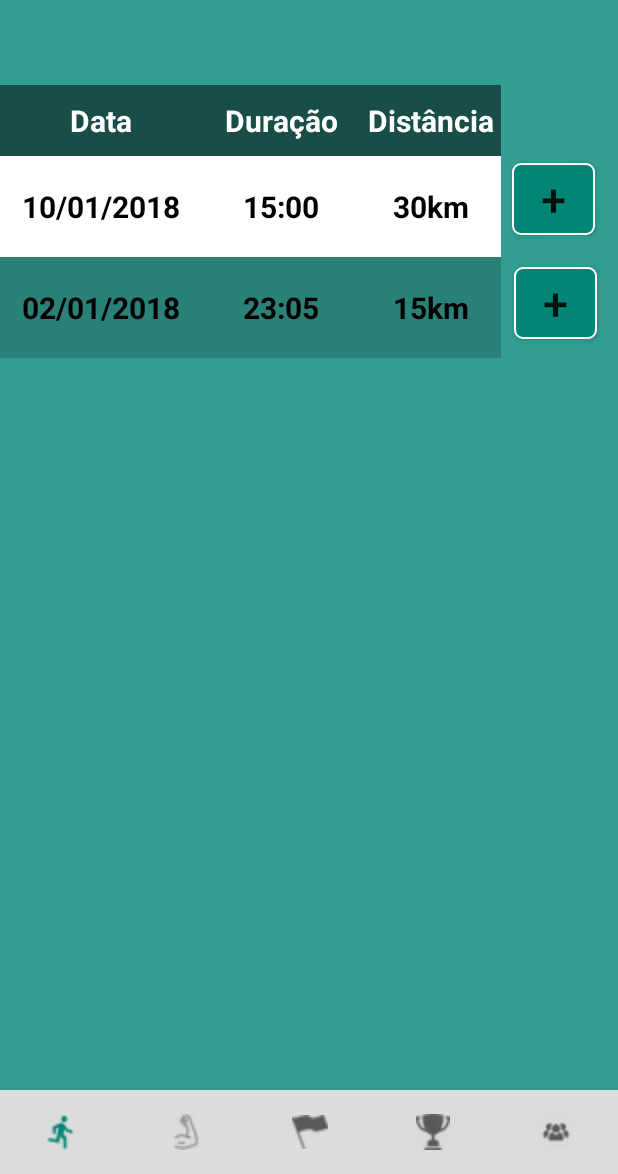
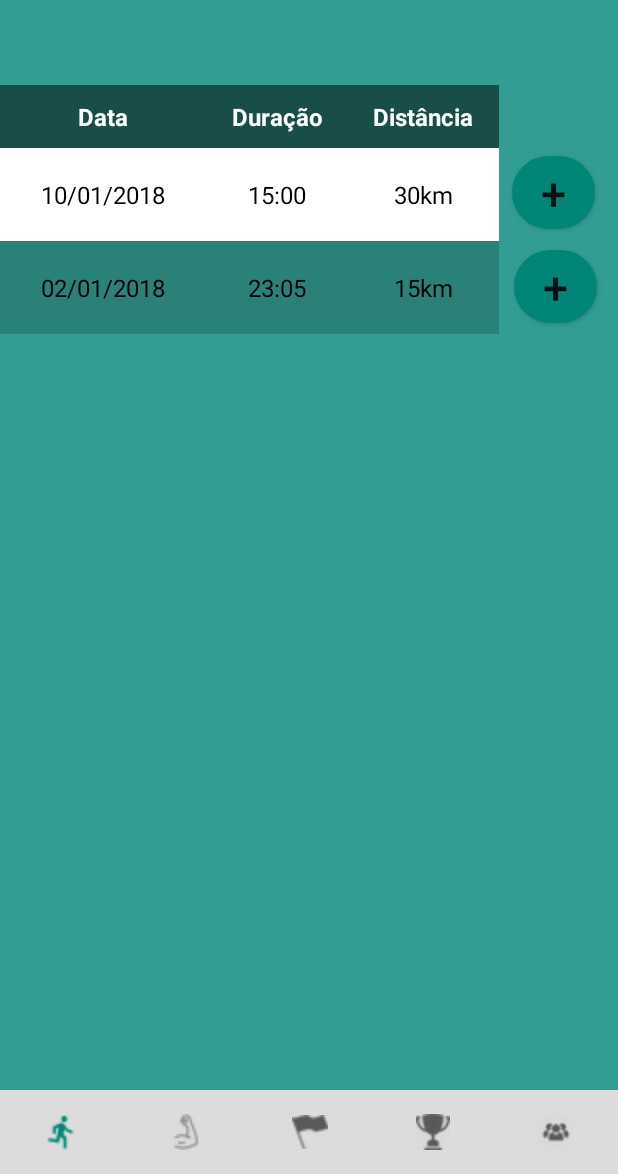
Before and after one commit to Badajaz/ActivityGO, an Android app: the fragment RunFragment placed in its activity, on a phone screen of 412 x 824 dp, the part 62-1236 px from its top. Run offline under Robolectric (Android 15) with nearby library versions, the phone set to English and light mode, and no system bars.

```diff
--- a/androidProjects - copia/app/src/main/res/layout/fragment_achievements.xml
+++ b/androidProjects - copia/app/src/main/res/layout/fragment_achievements.xml
@@ -36,7 +36,7 @@
             android:layout_marginEnd="50dp"
             android:fontFamily="sans-serif"
             android:gravity="center"
-            android:text="Caminhada:"
+            android:text="Caminhada"
             android:textAlignment="center"
             android:textSize="22sp"
             android:textStyle="bold"
--- a/androidProjects - copia/app/src/main/res/layout/fragment_run.xml
+++ b/androidProjects - copia/app/src/main/res/layout/fragment_run.xml
@@ -24,25 +24,25 @@
 
             <TextView
                 android:id="@+id/dataTextView"
-                android:text="@string/Data"
                 android:fontFamily="sans-serif"
-                android:textAlignment="center"
                 android:gravity="center"
                 android:padding="10dip"
+                android:text="@string/Data"
+                android:textAlignment="center"
                 android:textColor="@color/whiteLetters"
-                android:textStyle="bold"
-                android:textSize="20sp"/>
+                android:textSize="16sp"
+                android:textStyle="bold" />
 
             <TextView
                 android:id="@+id/duracaoTextView"
-                android:text="@string/Duracao"
                 android:fontFamily="sans-serif"
-                android:textAlignment="center"
                 android:gravity="center"
                 android:padding="10dip"
+                android:text="@string/Duracao"
+                android:textAlignment="center"
                 android:textColor="@color/whiteLetters"
-                android:textStyle="bold"
-                android:textSize="20sp" />
+                android:textSize="16sp"
+                android:textStyle="bold" />
 
             <TextView
                 android:id="@+id/distanciaTextView"
@@ -50,9 +50,8 @@
                 android:gravity="center"
                 android:padding="10dip"
                 android:text="@string/Distancia"
-                android:textAlignment="textStart"
                 android:textColor="@color/whiteLetters"
-                android:textSize="20sp"
+                android:textSize="16sp"
                 android:textStyle="bold" />
         </TableRow>
 
@@ -66,36 +65,33 @@
 
             <TextView
                 android:id="@+id/firstValueData"
-                android:text="10/01/2018"
                 android:fontFamily="sans-serif"
-                android:textAlignment="center"
                 android:gravity="center"
                 android:padding="20dip"
-                android:textColor="#000"
-                android:textStyle="bold"
-                android:textSize="20sp"/>
+                android:text="10/01/2018"
+                android:textAlignment="center"
+                android:textColor="#000000"
+                android:textSize="16sp" />
 
             <TextView
                 android:id="@+id/FirstValueDuration"
-                android:text="15:00"
                 android:fontFamily="sans-serif"
-                android:textAlignment="center"
                 android:gravity="center"
                 android:padding="20dip"
-                android:textColor="#000"
-                android:textStyle="bold"
-                android:textSize="20sp"/>
+                android:text="15:00"
+                android:textAlignment="center"
+                android:textColor="#000000"
+                android:textSize="16sp" />
 
             <TextView
                 android:id="@+id/firstValueDistance"
-                android:text="30km"
                 android:fontFamily="sans-serif"
-                android:textAlignment="center"
                 android:gravity="center"
                 android:padding="20dip"
-                android:textColor="#000"
-                android:textStyle="bold"
-                android:textSize="20sp" />
+                android:text="30km"
+                android:textAlignment="center"
+                android:textColor="#000000"
+                android:textSize="16sp" />
 
         </TableRow>
 
@@ -109,36 +105,33 @@
 
             <TextView
                 android:id="@+id/secondValueData"
-                android:text="02/01/2018"
                 android:fontFamily="sans-serif"
-                android:textAlignment="center"
                 android:gravity="center"
                 android:padding="20dip"
-                android:textColor="#000"
-                android:textStyle="bold"
-                android:textSize="20sp" />
+                android:text="02/01/2018"
+                android:textAlignment="center"
+                android:textColor="#000000"
+                android:textSize="16sp" />
 
             <TextView
                 android:id="@+id/secondValueDuration"
-                android:text="23:05"
                 android:fontFamily="sans-serif"
-                android:textAlignment="center"
                 android:gravity="center"
                 android:padding="20dip"
-                android:textColor="#000"
-                android:textStyle="bold"
-                android:textSize="20sp" />
+                android:text="23:05"
+                android:textAlignment="center"
+                android:textColor="#000000"
+                android:textSize="16sp" />
 
             <TextView
                 android:id="@+id/secondValueDistance"
-                android:text="15km"
                 android:fontFamily="sans-serif"
-                android:textAlignment="center"
                 android:gravity="center"
                 android:padding="20dip"
-                android:textColor="#000"
-                android:textStyle="bold"
-                android:textSize="20sp"/>
+                android:text="15km"
+                android:textAlignment="center"
+                android:textColor="#000000"
+                android:textSize="16sp" />
 
         </TableRow>
     </TableLayout>
@@ -149,11 +142,11 @@
         android:layout_height="wrap_content"
         android:layout_alignTop="@+id/myTable"
         android:layout_alignParentEnd="true"
-        android:layout_marginTop="52dp"
+        android:layout_marginTop="47dp"
         android:layout_marginEnd="15dp"
+        android:background="@drawable/button_states"
         android:text="+"
         android:textAlignment="center"
-        android:background="@drawable/edit_text_shape"
         android:textSize="30sp" />
 
     <Button
@@ -162,9 +155,9 @@
         android:layout_height="wrap_content"
         android:layout_alignTop="@+id/myTable"
         android:layout_alignParentEnd="true"
-        android:layout_marginTop="121dp"
+        android:layout_marginTop="110dp"
         android:layout_marginEnd="14dp"
-        android:background="@drawable/edit_text_shape"
+        android:background="@drawable/button_states"
         android:text="+"
         android:textAlignment="center"
         android:textSize="30sp" />
--- a/androidProjects - copia/app/src/main/res/layout/fragment_run_menu_inicial.xml
+++ b/androidProjects - copia/app/src/main/res/layout/fragment_run_menu_inicial.xml
@@ -65,7 +65,6 @@
         android:fontFamily="sans-serif"
         android:gravity="center"
         android:text="  Novos desafios:"
-        android:textAlignment="textStart"
         android:textColor="#ffffff"
         android:textSize="16sp"
         android:typeface="sans" />
```
Also changed, not shown: androidProjects - copia/app/src/main/res/layout/fragment_run_estatistics.xml (+28 -27 lines).
